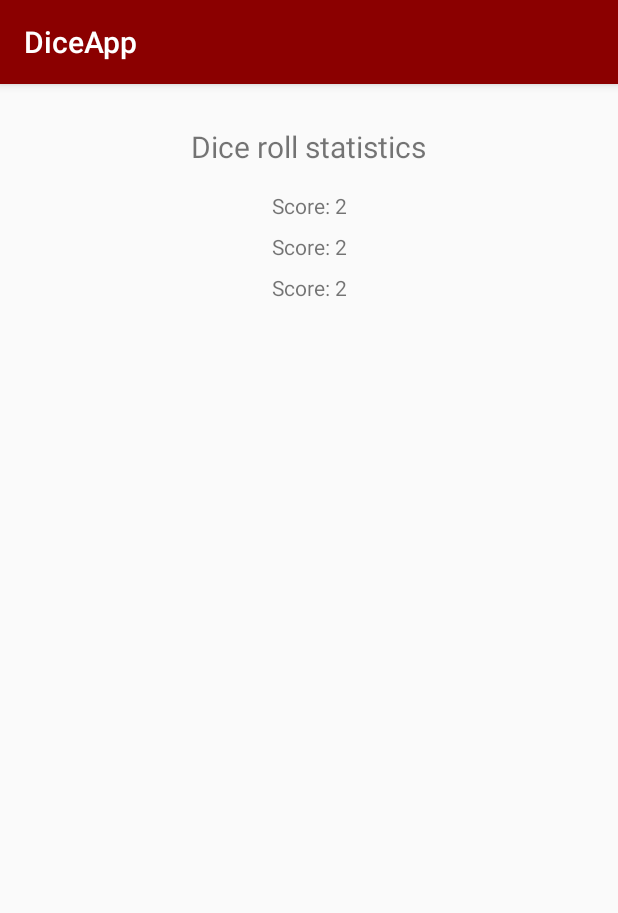
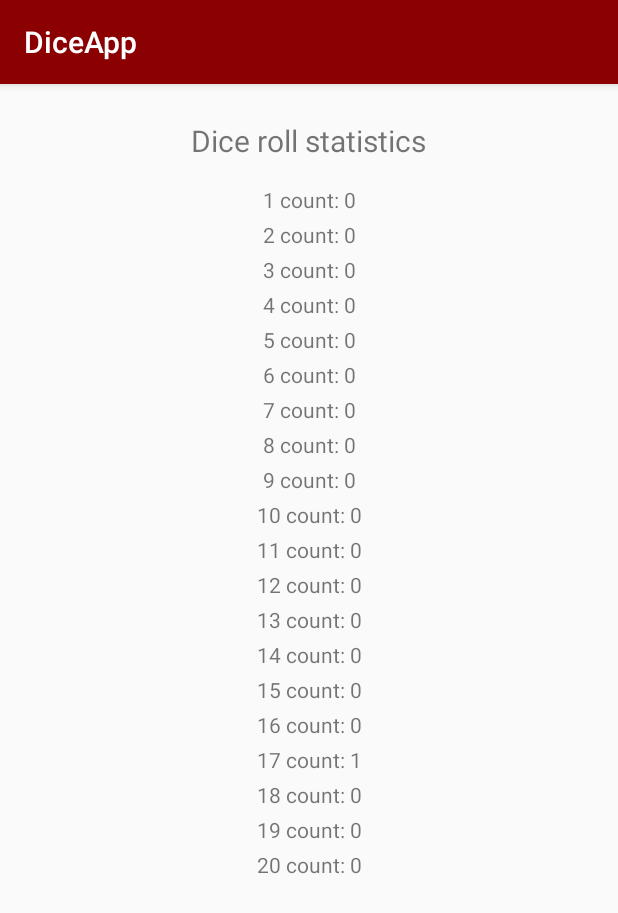
Before and after one commit to zcalbrecht/DiceApp, an Android app: the StatsActivity screen opened directly, with no data from a screen before it, on a phone screen of 412 x 824 dp. Shown: the top 913 px of the screen. Run offline under Robolectric (Android 15) with nearby library versions, the phone set to English and light mode, and no system bars.

Commit message:
Made stat tracking functional

```diff
--- a/app/src/main/java/com/example/diceapp/MainActivity.java
+++ b/app/src/main/java/com/example/diceapp/MainActivity.java
@@ -64,7 +64,8 @@ public class MainActivity extends AppCompatActivity {
                 textViewContent.setText("1? What a loser.");
                 MediaPlayer bad = MediaPlayer.create(getApplicationContext(), R.raw.bad);
                 bad.start();
-                press_count = sharedPref.getInt(getString(R.string.roll_1), 1);
+                SharedPreferences sharedPref1 = getSharedPreferences(getString(R.string.shared_prefs_key), Context.MODE_PRIVATE);
+                press_count = sharedPref1.getInt(getString(R.string.roll_1), 0);
                 press_count++;
                 editor.putInt(getString(R.string.roll_1), press_count);
                 editor.commit();
@@ -74,7 +75,7 @@ public class MainActivity extends AppCompatActivity {
                 roll2.start();
                 imageViewDie.setImageResource(R.drawable.die2);
                 textViewContent.setText("");
-                press_count = sharedPref.getInt(getString(R.string.roll_2), 1);
+                press_count = sharedPref.getInt(getString(R.string.roll_2), 0);
                 press_count++;
                 editor.putInt(getString(R.string.roll_2), press_count);
                 editor.commit();
@@ -84,7 +85,7 @@ public class MainActivity extends AppCompatActivity {
                 roll3.start();
                 imageViewDie.setImageResource(R.drawable.die3);
                 textViewContent.setText("");
-                press_count = sharedPref.getInt(getString(R.string.roll_3), 1);
+                press_count = sharedPref.getInt(getString(R.string.roll_3), 0);
                 press_count++;
                 editor.putInt(getString(R.string.roll_3), press_count);
                 editor.commit();
@@ -94,7 +95,7 @@ public class MainActivity extends AppCompatActivity {
                 roll4.start();
                 imageViewDie.setImageResource(R.drawable.die4);
                 textViewContent.setText("");
-                press_count = sharedPref.getInt(getString(R.string.roll_4), 1);
+                press_count = sharedPref.getInt(getString(R.string.roll_4), 0);
                 press_count++;
                 editor.putInt(getString(R.string.roll_4), press_count);
                 editor.commit();
@@ -104,7 +105,7 @@ public class MainActivity extends AppCompatActivity {
                 roll5.start();
                 imageViewDie.setImageResource(R.drawable.die5);
                 textViewContent.setText("");
-                press_count = sharedPref.getInt(getString(R.string.roll_5), 1);
+                press_count = sharedPref.getInt(getString(R.string.roll_5), 0);
                 press_count++;
                 editor.putInt(getString(R.string.roll_5), press_count);
                 editor.commit();
@@ -114,7 +115,7 @@ public class MainActivity extends AppCompatActivity {
                 roll6.start();
                 imageViewDie.setImageResource(R.drawable.die6);
                 textViewContent.setText("");
-                press_count = sharedPref.getInt(getString(R.string.roll_6), 1);
+                press_count = sharedPref.getInt(getString(R.string.roll_6), 0);
                 press_count++;
                 editor.putInt(getString(R.string.roll_6), press_count);
                 editor.commit();
@@ -124,7 +125,7 @@ public class MainActivity extends AppCompatActivity {
                 roll7.start();
                 imageViewDie.setImageResource(R.drawable.die7);
                 textViewContent.setText("");
-                press_count = sharedPref.getInt(getString(R.string.roll_7), 1);
+                press_count = sharedPref.getInt(getString(R.string.roll_7), 0);
                 press_count++;
                 editor.putInt(getString(R.string.roll_7), press_count);
                 editor.commit();
@@ -134,7 +135,7 @@ public class MainActivity extends AppCompatActivity {
                 roll8.start();
                 imageViewDie.setImageResource(R.drawable.die8);
                 textViewContent.setText("");
-                press_count = sharedPref.getInt(getString(R.string.roll_8), 1);
+                press_count = sharedPref.getInt(getString(R.string.roll_8), 0);
                 press_count++;
                 editor.putInt(getString(R.string.roll_8), press_count);
                 editor.commit();
@@ -144,7 +145,7 @@ public class MainActivity extends AppCompatActivity {
                 roll9.start();
                 imageViewDie.setImageResource(R.drawable.die9);
                 textViewContent.setText("");
-                press_count = sharedPref.getInt(getString(R.string.roll_9), 1);
+                press_count = sharedPref.getInt(getString(R.string.roll_9), 0);
                 press_count++;
                 editor.putInt(getString(R.string.roll_9), press_count);
                 editor.commit();
@@ -154,7 +155,7 @@ public class MainActivity extends AppCompatActivity {
                 roll10.start();
                 imageViewDie.setImageResource(R.drawable.die10);
                 textViewContent.setText("");
-                press_count = sharedPref.getInt(getString(R.string.roll_10), 1);
+                press_count = sharedPref.getInt(getString(R.string.roll_10), 0);
                 press_count++;
                 editor.putInt(getString(R.string.roll_10), press_count);
                 editor.commit();
@@ -164,7 +165,7 @@ public class MainActivity extends AppCompatActivity {
                 roll11.start();
                 imageViewDie.setImageResource(R.drawable.die11);
                 textViewContent.setText("");
-                press_count = sharedPref.getInt(getString(R.string.roll_11), 1);
+                press_count = sharedPref.getInt(getString(R.string.roll_11), 0);
                 press_count++;
                 editor.putInt(getString(R.string.roll_11), press_count);
                 editor.commit();
@@ -174,7 +175,7 @@ public class MainActivity extends AppCompatActivity {
                 roll12.start();
                 imageViewDie.setImageResource(R.drawable.die12);
                 textViewContent.setText("");
-                press_count = sharedPref.getInt(getString(R.string.roll_12), 1);
+                press_count = sharedPref.getInt(getString(R.string.roll_12), 0);
                 press_count++;
                 editor.putInt(getString(R.string.roll_12), press_count);
                 editor.commit();
@@ -184,7 +185,7 @@ public class MainActivity extends AppCompatActivity {
                 roll13.start();
                 imageViewDie.setImageResource(R.drawable.die13);
                 textViewContent.setText("");
-                press_count = sharedPref.getInt(getString(R.string.roll_13), 1);
+                press_count = sharedPref.getInt(getString(R.string.roll_13), 0);
                 press_count++;
                 editor.putInt(getString(R.string.roll_13), press_count);
                 editor.commit();
@@ -194,7 +195,7 @@ public class MainActivity extends AppCompatActivity {
                 roll14.start();
                 imageViewDie.setImageResource(R.drawable.die14);
                 textViewContent.setText("");
-                press_count = sharedPref.getInt(getString(R.string.roll_14), 1);
+                press_count = sharedPref.getInt(getString(R.string.roll_14), 0);
                 press_count++;
                 editor.putInt(getString(R.string.roll_14), press_count);
                 editor.commit();
@@ -204,7 +205,7 @@ public class MainActivity extends AppCompatActivity {
                 roll15.start();
                 imageViewDie.setImageResource(R.drawable.die15);
                 textViewContent.setText("");
-                press_count = sharedPref.getInt(getString(R.string.roll_15), 1);
+                press_count = sharedPref.getInt(getString(R.string.roll_15), 0);
                 press_count++;
                 editor.putInt(getString(R.string.roll_15), press_count);
                 editor.commit();
@@ -214,7 +215,7 @@ public class MainActivity extends AppCompatActivity {
                 roll16.start();
                 imageViewDie.setImageResource(R.drawable.die16);
                 textViewContent.setText("");
-                press_count = sharedPref.getInt(getString(R.string.roll_16), 1);
+                press_count = sharedPref.getInt(getString(R.string.roll_16), 0);
                 press_count++;
                 editor.putInt(getString(R.string.roll_16), press_count);
                 editor.commit();
@@ -224,7 +225,7 @@ public class MainActivity extends AppCompatActivity {
                 roll17.start();
                 imageViewDie.setImageResource(R.drawable.die17);
                 textViewContent.setText("");
-                press_count = sharedPref.getInt(getString(R.string.roll_17), 1);
+                press_count = sharedPref.getInt(getString(R.string.roll_17), 0);
                 press_count++;
                 editor.putInt(getString(R.string.roll_17), press_count);
                 editor.commit();
@@ -234,7 +235,7 @@ public class MainActivity extends AppCompatActivity {
                 roll18.start();
                 imageViewDie.setImageResource(R.drawable.die18);
                 textViewContent.setText("");
-                press_count = sharedPref.getInt(getString(R.string.roll_18), 1);
+                press_count = sharedPref.getInt(getString(R.string.roll_18), 0);
                 press_count++;
                 editor.putInt(getString(R.string.roll_18), press_count);
                 editor.commit();
@@ -244,7 +245,7 @@ public class MainActivity extends AppCompatActivity {
                 roll19.start();
                 imageViewDie.setImageResource(R.drawable.die19);
                 textViewContent.setText("");
-                press_count = sharedPref.getInt(getString(R.string.roll_19), 1);
+                press_count = sharedPref.getInt(getString(R.string.roll_19), 0);
                 press_count++;
                 editor.putInt(getString(R.string.roll_19), press_count);
                 editor.commit();
@@ -254,7 +255,7 @@ public class MainActivity extends AppCompatActivity {
                 textViewContent.setText("Wow, you got a 20.");
                 MediaPlayer good = MediaPlayer.create(getApplicationContext(), R.raw.good);
                 good.start();
-                press_count = sharedPref.getInt(getString(R.string.roll_20), 1);
+                press_count = sharedPref.getInt(getString(R.string.roll_20), 0);
                 press_count++;
                 editor.putInt(getString(R.string.roll_20), press_count);
                 editor.commit();
--- a/app/src/main/java/com/example/diceapp/StatsActivity.java
+++ b/app/src/main/java/com/example/diceapp/StatsActivity.java
@@ -19,16 +19,84 @@ public class StatsActivity extends AppCompatActivity {
         TextView titleView = findViewById(R.id.textView);
         titleView.setText("Dice roll statistics");
 
-        int roll_1 = sharedPref.getInt(getString(R.string.roll_1), 1);
+        int roll_1 = sharedPref.getInt(getString(R.string.roll_1), 0);
         TextView view1 = findViewById(R.id.textView2);
-        view1.setText("Score: " + roll_1);
+        view1.setText("1 count: " + roll_1);
 
-        int roll_2 = sharedPref.getInt(getString(R.string.roll_2), 1);
+        int roll_2 = sharedPref.getInt(getString(R.string.roll_2), 0);
         TextView view2 = findViewById(R.id.textView3);
-        view2.setText("Score: " + roll_2);
+        view2.setText("2 count: " + roll_2);
 
-        int roll_3 = sharedPref.getInt(getString(R.string.roll_3), 1);
+        int roll_3 = sharedPref.getInt(getString(R.string.roll_3), 0);
         TextView view3 = findViewById(R.id.textView4);
-        view3.setText("Score: " + roll_3);
+        view3.setText("3 count: " + roll_3);
+
+        int roll_4 = sharedPref.getInt(getString(R.string.roll_4), 0);
+        TextView view4 = findViewById(R.id.textView5);
+        view4.setText("4 count: " + roll_4);
+
+        int roll_5 = sharedPref.getInt(getString(R.string.roll_5), 0);
+        TextView view5 = findViewById(R.id.textView6);
+        view5.setText("5 count: " + roll_5);
+
+        int roll_6 = sharedPref.getInt(getString(R.string.roll_6), 0);
+        TextView view6 = findViewById(R.id.textView7);
+        view6.setText("6 count: " + roll_6);
+
+        int roll_7 = sharedPref.getInt(getString(R.string.roll_7), 0);
+        TextView view7 = findViewById(R.id.textView8);
+        view7.setText("7 count: " + roll_7);
+
+        int roll_8 = sharedPref.getInt(getString(R.string.roll_8), 0);
+        TextView view8 = findViewById(R.id.textView9);
+        view8.setText("8 count: " + roll_8);
+
+        int roll_9 = sharedPref.getInt(getString(R.string.roll_9), 0);
+        TextView view9 = findViewById(R.id.textView10);
+        view9.setText("9 count: " + roll_9);
+
+        int roll_10 = sharedPref.getInt(getString(R.string.roll_10), 0);
+        TextView view10 = findViewById(R.id.textView11);
+        view10.setText("10 count: " + roll_10);
+
+        int roll_11 = sharedPref.getInt(getString(R.string.roll_11), 0);
+        TextView view11 = findViewById(R.id.textView12);
+        view11.setText("11 count: " + roll_11);
+
+        int roll_12 = sharedPref.getInt(getString(R.string.roll_12), 0);
+        TextView view12 = findViewById(R.id.textView13);
+        view12.setText("12 count: " + roll_12);
+
+        int roll_13 = sharedPref.getInt(getString(R.string.roll_13), 0);
+        TextView view13 = findViewById(R.id.textView14);
+        view13.setText("13 count: " + roll_13);
+
+        int roll_14 = sharedPref.getInt(getString(R.string.roll_14), 0);
+        TextView view14 = findViewById(R.id.textView15);
+        view14.setText("14 count: " + roll_14);
+
+        int roll_15 = sharedPref.getInt(getString(R.string.roll_15), 0);
+        TextView view15 = findViewById(R.id.textView16);
+        view15.setText("15 count: " + roll_15);
+
+        int roll_16 = sharedPref.getInt(getString(R.string.roll_16), 0);
+        TextView view16 = findViewById(R.id.textView17);
+        view16.setText("16 count: " + roll_16);
+
+        int roll_17 = sharedPref.getInt(getString(R.string.roll_17), 0);
+        TextView view17 = findViewById(R.id.textView18);
+        view17.setText("17 count: " + roll_17);
+
+        int roll_18 = sharedPref.getInt(getString(R.string.roll_18), 0);
+        TextView view18 = findViewById(R.id.textView19);
+        view18.setText("18 count: " + roll_18);
+
+        int roll_19 = sharedPref.getInt(getString(R.string.roll_19), 0);
+        TextView view19 = findViewById(R.id.textView20);
+        view19.setText("19 count: " + roll_19);
+
+        int roll_20 = sharedPref.getInt(getString(R.string.roll_20), 0);
+        TextView view20 = findViewById(R.id.textView21);
+        view20.setText("20 count: " + roll_20);
     }
 }
--- a/app/src/main/res/layout/activity_stats.xml
+++ b/app/src/main/res/layout/activity_stats.xml
@@ -10,7 +10,7 @@
         android:id="@+id/textView"
         android:layout_width="wrap_content"
         android:layout_height="wrap_content"
-        android:layout_marginTop="28dp"
+        android:layout_marginTop="24dp"
         android:textSize="20dp"
         app:layout_constraintEnd_toEndOf="parent"
         app:layout_constraintHorizontal_bias="0.498"
@@ -32,7 +32,7 @@
         android:id="@+id/textView3"
         android:layout_width="wrap_content"
         android:layout_height="wrap_content"
-        android:layout_marginTop="8dp"
+        android:layout_marginTop="4dp"
         app:layout_constraintEnd_toEndOf="parent"
         app:layout_constraintHorizontal_bias="0.501"
         app:layout_constraintStart_toStartOf="parent"
@@ -43,7 +43,7 @@
         android:id="@+id/textView4"
         android:layout_width="wrap_content"
         android:layout_height="wrap_content"
-        android:layout_marginTop="8dp"
+        android:layout_marginTop="4dp"
         app:layout_constraintEnd_toEndOf="parent"
         app:layout_constraintHorizontal_bias="0.501"
         app:layout_constraintStart_toStartOf="parent"
@@ -54,7 +54,7 @@
         android:id="@+id/textView5"
         android:layout_width="wrap_content"
         android:layout_height="wrap_content"
-        android:layout_marginTop="8dp"
+        android:layout_marginTop="4dp"
         app:layout_constraintEnd_toEndOf="parent"
         app:layout_constraintHorizontal_bias="0.501"
         app:layout_constraintStart_toStartOf="parent"
@@ -65,7 +65,7 @@
         android:id="@+id/textView6"
         android:layout_width="wrap_content"
         android:layout_height="wrap_content"
-        android:layout_marginTop="8dp"
+        android:layout_marginTop="4dp"
         app:layout_constraintEnd_toEndOf="parent"
         app:layout_constraintHorizontal_bias="0.501"
         app:layout_constraintStart_toStartOf="parent"
@@ -76,7 +76,7 @@
         android:id="@+id/textView7"
         android:layout_width="wrap_content"
         android:layout_height="wrap_content"
-        android:layout_marginTop="8dp"
+        android:layout_marginTop="4dp"
         app:layout_constraintEnd_toEndOf="parent"
         app:layout_constraintHorizontal_bias="0.501"
         app:layout_constraintStart_toStartOf="parent"
@@ -87,7 +87,7 @@
         android:id="@+id/textView8"
         android:layout_width="wrap_content"
         android:layout_height="wrap_content"
-        android:layout_marginTop="8dp"
+        android:layout_marginTop="4dp"
         app:layout_constraintEnd_toEndOf="parent"
         app:layout_constraintHorizontal_bias="0.501"
         app:layout_constraintStart_toStartOf="parent"
@@ -98,7 +98,7 @@
         android:id="@+id/textView9"
         android:layout_width="wrap_content"
         android:layout_height="wrap_content"
-        android:layout_marginTop="8dp"
+        android:layout_marginTop="4dp"
         app:layout_constraintEnd_toEndOf="parent"
         app:layout_constraintHorizontal_bias="0.501"
         app:layout_constraintStart_toStartOf="parent"
@@ -109,7 +109,7 @@
         android:id="@+id/textView10"
         android:layout_width="wrap_content"
         android:layout_height="wrap_content"
-        android:layout_marginTop="8dp"
+        android:layout_marginTop="4dp"
         app:layout_constraintEnd_toEndOf="parent"
         app:layout_constraintHorizontal_bias="0.501"
         app:layout_constraintStart_toStartOf="parent"
@@ -120,7 +120,7 @@
         android:id="@+id/textView11"
         android:layout_width="wrap_content"
         android:layout_height="wrap_content"
-        android:layout_marginTop="8dp"
+        android:layout_marginTop="4dp"
         app:layout_constraintEnd_toEndOf="parent"
         app:layout_constraintHorizontal_bias="0.501"
         app:layout_constraintStart_toStartOf="parent"
@@ -131,7 +131,7 @@
         android:id="@+id/textView12"
         android:layout_width="wrap_content"
         android:layout_height="wrap_content"
-        android:layout_marginTop="8dp"
+        android:layout_marginTop="4dp"
         app:layout_constraintEnd_toEndOf="parent"
         app:layout_constraintHorizontal_bias="0.501"
         app:layout_constraintStart_toStartOf="parent"
@@ -142,7 +142,7 @@
         android:id="@+id/textView13"
         android:layout_width="wrap_content"
         android:layout_height="wrap_content"
-        android:layout_marginTop="8dp"
+        android:layout_marginTop="4dp"
         app:layout_constraintEnd_toEndOf="parent"
         app:layout_constraintHorizontal_bias="0.501"
         app:layout_constraintStart_toStartOf="parent"
@@ -153,7 +153,7 @@
         android:id="@+id/textView14"
         android:layout_width="wrap_content"
         android:layout_height="wrap_content"
-        android:layout_marginTop="8dp"
+        android:layout_marginTop="4dp"
         app:layout_constraintEnd_toEndOf="parent"
         app:layout_constraintHorizontal_bias="0.501"
         app:layout_constraintStart_toStartOf="parent"
@@ -164,7 +164,7 @@
         android:id="@+id/textView15"
         android:layout_width="wrap_content"
         android:layout_height="wrap_content"
-        android:layout_marginTop="8dp"
+        android:layout_marginTop="4dp"
         app:layout_constraintEnd_toEndOf="parent"
         app:layout_constraintHorizontal_bias="0.501"
         app:layout_constraintStart_toStartOf="parent"
@@ -175,7 +175,7 @@
         android:id="@+id/textView16"
         android:layout_width="wrap_content"
         android:layout_height="wrap_content"
-        android:layout_marginTop="8dp"
+        android:layout_marginTop="4dp"
         app:layout_constraintEnd_toEndOf="parent"
         app:layout_constraintHorizontal_bias="0.501"
         app:layout_constraintStart_toStartOf="parent"
@@ -186,7 +186,7 @@
         android:id="@+id/textView17"
         android:layout_width="wrap_content"
         android:layout_height="wrap_content"
-        android:layout_marginTop="8dp"
+        android:layout_marginTop="4dp"
         app:layout_constraintEnd_toEndOf="parent"
         app:layout_constraintHorizontal_bias="0.501"
         app:layout_constraintStart_toStartOf="parent"
@@ -197,7 +197,7 @@
         android:id="@+id/textView18"
         android:layout_width="wrap_content"
         android:layout_height="wrap_content"
-        android:layout_marginTop="8dp"
+        android:layout_marginTop="4dp"
         app:layout_constraintEnd_toEndOf="parent"
         app:layout_constraintHorizontal_bias="0.501"
         app:layout_constraintStart_toStartOf="parent"
@@ -208,7 +208,7 @@
         android:id="@+id/textView19"
         android:layout_width="wrap_content"
         android:layout_height="wrap_content"
-        android:layout_marginTop="8dp"
+        android:layout_marginTop="4dp"
         app:layout_constraintEnd_toEndOf="parent"
         app:layout_constraintHorizontal_bias="0.501"
         app:layout_constraintStart_toStartOf="parent"
@@ -219,7 +219,7 @@
         android:id="@+id/textView20"
         android:layout_width="wrap_content"
         android:layout_height="wrap_content"
-        android:layout_marginTop="8dp"
+        android:layout_marginTop="4dp"
         app:layout_constraintEnd_toEndOf="parent"
         app:layout_constraintHorizontal_bias="0.501"
         app:layout_constraintStart_toStartOf="parent"
@@ -230,7 +230,7 @@
         android:id="@+id/textView21"
         android:layout_width="wrap_content"
         android:layout_height="wrap_content"
-        android:layout_marginTop="8dp"
+        android:layout_marginTop="4dp"
         app:layout_constraintEnd_toEndOf="parent"
         app:layout_constraintHorizontal_bias="0.501"
         app:layout_constraintStart_toStartOf="parent"
--- a/app/src/main/res/values/strings.xml
+++ b/app/src/main/res/values/strings.xml
@@ -1,25 +1,25 @@
 <resources>
     <string name="app_name">DiceApp</string>
     <string name="roll_stats">Roll stats</string>
-    <string name="shared_prefs_key">1</string>
-    <string name="roll_1">0</string>
-    <string name="roll_2">0</string>
-    <string name="roll_3">0</string>
-    <string name="roll_4">0</string>
-    <string name="roll_5">0</string>
-    <string name="roll_6">0</string>
-    <string name="roll_7">0</string>
-    <string name="roll_8">0</string>
-    <string name="roll_9">0</string>
-    <string name="roll_10">0</string>
-    <string name="roll_11">0</string>
-    <string name="roll_12">0</string>
-    <string name="roll_13">0</string>
-    <string name="roll_14">0</string>
-    <string name="roll_15">0</string>
-    <string name="roll_16">0</string>
-    <string name="roll_17">0</string>
-    <string name="roll_18">0</string>
-    <string name="roll_19">0</string>
-    <string name="roll_20">0</string>
+    <string name="shared_prefs_key">0</string>
+    <string name="roll_1">com.example.diceapp.ROLL_KEY_1</string>
+    <string name="roll_2">com.example.diceapp.ROLL_KEY_2</string>
+    <string name="roll_3">com.example.diceapp.ROLL_KEY_3</string>
+    <string name="roll_4">com.example.diceapp.ROLL_KEY_4</string>
+    <string name="roll_5">com.example.diceapp.ROLL_KEY_5</string>
+    <string name="roll_6">com.example.diceapp.ROLL_KEY_6</string>
+    <string name="roll_7">com.example.diceapp.ROLL_KEY_7</string>
+    <string name="roll_8">com.example.diceapp.ROLL_KEY_8</string>
+    <string name="roll_9">com.example.diceapp.ROLL_KEY_9</string>
+    <string name="roll_10">com.example.diceapp.ROLL_KEY_10</string>
+    <string name="roll_11">com.example.diceapp.ROLL_KEY_11</string>
+    <string name="roll_12">com.example.diceapp.ROLL_KEY_12</string>
+    <string name="roll_13">com.example.diceapp.ROLL_KEY_13</string>
+    <string name="roll_14">com.example.diceapp.ROLL_KEY_14</string>
+    <string name="roll_15">com.example.diceapp.ROLL_KEY_15</string>
+    <string name="roll_16">com.example.diceapp.ROLL_KEY_16</string>
+    <string name="roll_17">com.example.diceapp.ROLL_KEY_17</string>
+    <string name="roll_18">com.example.diceapp.ROLL_KEY_18</string>
+    <string name="roll_19">com.example.diceapp.ROLL_KEY_19</string>
+    <string name="roll_20">com.example.diceapp.ROLL_KEY_20</string>
 </resources>
```
